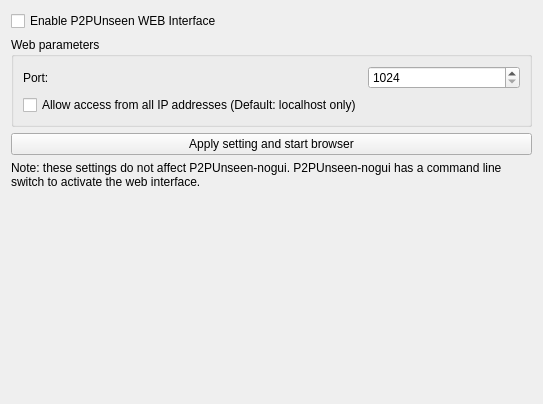
Before: the Qt Designer form retroshare-gui/src/gui/settings/WebuiPage.ui in RetroShare/RetroShare, drawn with Qt 5.
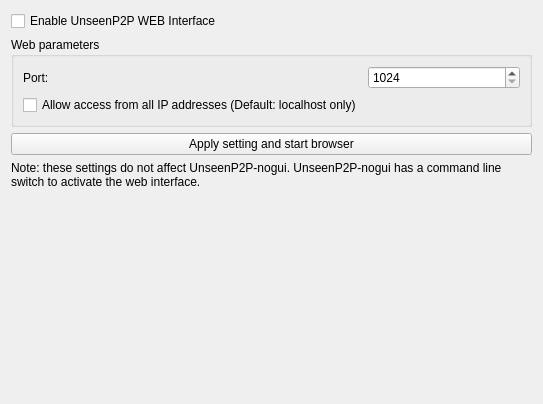
After: the same form once the commit is applied.

Commit message: Update Unseen name

```diff
--- a/retroshare-gui/src/gui/settings/WebuiPage.ui
+++ b/retroshare-gui/src/gui/settings/WebuiPage.ui
@@ -17,7 +17,7 @@
    <item>
     <widget class="QCheckBox" name="enableWebUI_CB">
      <property name="text">
-      <string>Enable P2PUnseen WEB Interface</string>
+      <string>Enable UnseenP2P WEB Interface</string>
      </property>
     </widget>
    </item>
@@ -67,7 +67,7 @@
    <item>
     <widget class="QLabel" name="noteLabel">
      <property name="text">
-      <string>Note: these settings do not affect P2PUnseen-nogui. P2PUnseen-nogui has a command line switch to activate the web interface.</string>
+      <string>Note: these settings do not affect UnseenP2P-nogui. UnseenP2P-nogui has a command line switch to activate the web interface.</string>
      </property>
      <property name="wordWrap">
       <bool>true</bool>
```
The commit also changes 107 other files.
